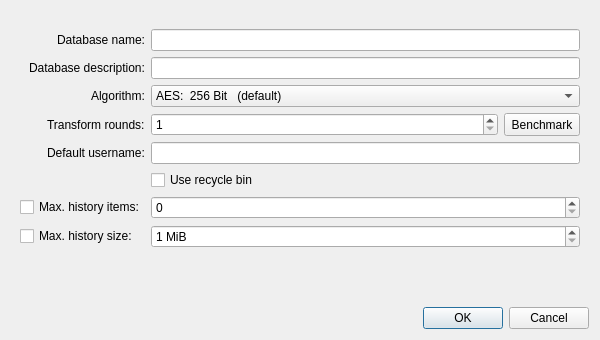
Before: the Qt Designer form src/gui/DatabaseSettingsWidget.ui in iluminat23/keepassxc-debian, drawn with Qt 5.
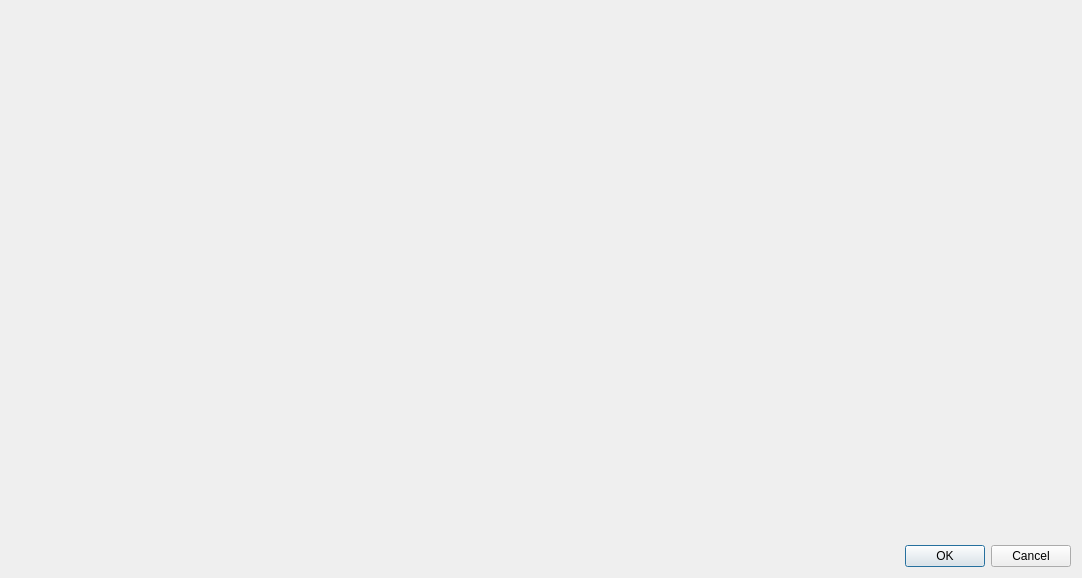
After: the same form once the commit is applied. Custom widgets are drawn as their Qt base class.

The edit to the form file:
```diff
--- a/src/gui/DatabaseSettingsWidget.ui
+++ b/src/gui/DatabaseSettingsWidget.ui
@@ -6,263 +6,46 @@
    <rect>
     <x>0</x>
     <y>0</y>
-    <width>600</width>
-    <height>340</height>
+    <width>1082</width>
+    <height>578</height>
    </rect>
   </property>
-  <layout class="QVBoxLayout" name="verticalLayout" stretch="1,2,5,1">
+  <layout class="QVBoxLayout" name="verticalLayout" stretch="0,0">
    <item>
-    <spacer name="verticalSpacer_2">
-     <property name="orientation">
-      <enum>Qt::Vertical</enum>
-     </property>
-     <property name="sizeHint" stdset="0">
-      <size>
-       <width>0</width>
-       <height>0</height>
-      </size>
-     </property>
-    </spacer>
-   </item>
-   <item>
-    <layout class="QHBoxLayout" name="horizontalLayout_5" stretch="0,1,0">
+    <layout class="QHBoxLayout" name="horizontalLayout_2" stretch="0,1">
      <item>
-      <spacer name="horizontalSpacer">
-       <property name="orientation">
-        <enum>Qt::Horizontal</enum>
-       </property>
-       <property name="sizeHint" stdset="0">
-        <size>
-         <width>0</width>
-         <height>0</height>
-        </size>
-       </property>
-      </spacer>
+      <widget class="CategoryListWidget" name="categoryList" native="true"/>
      </item>
      <item>
-      <widget class="QWidget" name="widget" native="true">
-       <property name="maximumSize">
-        <size>
-         <width>800</width>
-         <height>16777215</height>
-        </size>
+      <widget class="QStackedWidget" name="stackedWidget">
+       <property name="currentIndex">
+        <number>-1</number>
        </property>
-       <layout class="QGridLayout" name="gridLayout">
-        <item row="3" column="2">
-         <layout class="QHBoxLayout" name="horizontalLayout_3">
-          <item>
-           <widget class="QSpinBox" name="transformRoundsSpinBox">
-            <property name="sizePolicy">
-             <sizepolicy hsizetype="Expanding" vsizetype="Fixed">
-              <horstretch>0</horstretch>
-              <verstretch>0</verstretch>
-             </sizepolicy>
-            </property>
-            <property name="minimum">
-             <number>1</number>
-            </property>
-            <property name="maximum">
-             <number>1000000000</number>
-            </property>
-           </widget>
-          </item>
-          <item>
-           <widget class="QToolButton" name="transformBenchmarkButton">
-            <property name="sizePolicy">
-             <sizepolicy hsizetype="Fixed" vsizetype="MinimumExpanding">
-              <horstretch>0</horstretch>
-              <verstretch>0</verstretch>
-             </sizepolicy>
-            </property>
-            <property name="minimumSize">
-             <size>
-              <width>25</width>
-              <height>0</height>
-             </size>
-            </property>
-            <property name="text">
-             <string>Benchmark</string>
-            </property>
-           </widget>
-          </item>
-         </layout>
-        </item>
-        <item row="0" column="1" alignment="Qt::AlignRight">
-         <widget class="QLabel" name="dbNameLabel">
-          <property name="text">
-           <string>Database name:</string>
-          </property>
-         </widget>
-        </item>
-        <item row="7" column="1">
-         <widget class="QCheckBox" name="historyMaxSizeCheckBox">
-          <property name="text">
-           <string>Max. history size:</string>
-          </property>
-         </widget>
-        </item>
-        <item row="3" column="1" alignment="Qt::AlignRight">
-         <widget class="QLabel" name="transformRoundsLabel">
-          <property name="text">
-           <string>Transform rounds:</string>
-          </property>
-         </widget>
-        </item>
-        <item row="6" column="1">
-         <widget class="QCheckBox" name="historyMaxItemsCheckBox">
-          <property name="text">
-           <string>Max. history items:</string>
-          </property>
-         </widget>
-        </item>
-        <item row="0" column="2">
-         <widget class="QLineEdit" name="dbNameEdit"/>
-        </item>
-        <item row="6" column="2">
-         <layout class="QHBoxLayout" name="horizontalLayout_2">
-          <item>
-           <widget class="QSpinBox" name="historyMaxItemsSpinBox">
-            <property name="sizePolicy">
-             <sizepolicy hsizetype="Expanding" vsizetype="Fixed">
-              <horstretch>0</horstretch>
-              <verstretch>0</verstretch>
-             </sizepolicy>
-            </property>
-            <property name="maximum">
-             <number>2000000000</number>
-            </property>
-           </widget>
-          </item>
-         </layout>
-        </item>
-        <item row="4" column="1" alignment="Qt::AlignRight">
-         <widget class="QLabel" name="defaultUsernameLabel">
-          <property name="text">
-           <string>Default username:</string>
-          </property>
-         </widget>
-        </item>
-        <item row="1" column="2">
-         <widget class="QLineEdit" name="dbDescriptionEdit"/>
-        </item>
-        <item row="7" column="2">
-         <layout class="QHBoxLayout" name="horizontalLayout">
-          <item>
-           <widget class="QSpinBox" name="historyMaxSizeSpinBox">
-            <property name="sizePolicy">
-             <sizepolicy hsizetype="Expanding" vsizetype="Fixed">
-              <horstretch>0</horstretch>
-              <verstretch>0</verstretch>
-             </sizepolicy>
-            </property>
-            <property name="suffix">
-             <string> MiB</string>
-            </property>
-            <property name="minimum">
-             <number>1</number>
-            </property>
-            <property name="maximum">
-             <number>2000000000</number>
-            </property>
-           </widget>
-          </item>
-         </layout>
-        </item>
-        <item row="5" column="2">
-         <widget class="QCheckBox" name="recycleBinEnabledCheckBox">
-          <property name="text">
-           <string>Use recycle bin</string>
-          </property>
-         </widget>
-        </item>
-        <item row="4" column="2">
-         <widget class="QLineEdit" name="defaultUsernameEdit">
-          <property name="enabled">
-           <bool>true</bool>
-          </property>
-         </widget>
-        </item>
-        <item row="1" column="1" alignment="Qt::AlignRight">
-         <widget class="QLabel" name="dbDescriptionLabel">
-          <property name="text">
-           <string>Database description:</string>
-          </property>
-         </widget>
-        </item>
-        <item row="2" column="2">
-         <widget class="QComboBox" name="AlgorithmComboBox">
-          <item>
-           <property name="text">
-            <string>AES:  256 Bit   (default)</string>
-           </property>
-          </item>
-          <item>
-           <property name="text">
-            <string>Twofish:  256 Bit</string>
-           </property>
-          </item>
-         </widget>
-        </item>
-        <item row="2" column="1" alignment="Qt::AlignRight">
-         <widget class="QLabel" name="AlgorithmLabel">
-          <property name="text">
-           <string>Algorithm:</string>
-          </property>
-         </widget>
-        </item>
-       </layout>
       </widget>
      </item>
+    </layout>
+   </item>
+   <item>
+    <layout class="QHBoxLayout" name="horizontalLayout">
      <item>
-      <spacer name="horizontalSpacer_2">
-       <property name="orientation">
-        <enum>Qt::Horizontal</enum>
+      <widget class="QDialogButtonBox" name="buttonBox">
+       <property name="standardButtons">
+        <set>QDialogButtonBox::Cancel|QDialogButtonBox::Ok</set>
        </property>
-       <property name="sizeHint" stdset="0">
-        <size>
-         <width>0</width>
-         <height>0</height>
-        </size>
-       </property>
-      </spacer>
+      </widget>
      </item>
     </layout>
    </item>
-   <item>
-    <spacer name="verticalSpacer">
-     <property name="orientation">
-      <enum>Qt::Vertical</enum>
-     </property>
-     <property name="sizeHint" stdset="0">
-      <size>
-       <width>20</width>
-       <height>40</height>
-      </size>
-     </property>
-    </spacer>
-   </item>
-   <item>
-    <widget class="QDialogButtonBox" name="buttonBox">
-     <property name="standardButtons">
-      <set>QDialogButtonBox::Cancel|QDialogButtonBox::Ok</set>
-     </property>
-    </widget>
-   </item>
   </layout>
  </widget>
- <tabstops>
-  <tabstop>dbNameEdit</tabstop>
-  <tabstop>dbDescriptionEdit</tabstop>
-  <tabstop>transformRoundsSpinBox</tabstop>
-  <tabstop>transformBenchmarkButton</tabstop>
-  <tabstop>defaultUsernameEdit</tabstop>
-  <tabstop>recycleBinEnabledCheckBox</tabstop>
-  <tabstop>historyMaxItemsCheckBox</tabstop>
-  <tabstop>historyMaxItemsSpinBox</tabstop>
-  <tabstop>historyMaxSizeCheckBox</tabstop>
-  <tabstop>historyMaxSizeSpinBox</tabstop>
-  <tabstop>buttonBox</tabstop>
- </tabstops>
+ <customwidgets>
+  <customwidget>
+   <class>CategoryListWidget</class>
+   <extends>QWidget</extends>
+   <header>gui/CategoryListWidget.h</header>
+   <container>1</container>
+  </customwidget>
+ </customwidgets>
  <resources/>
  <connections/>
 </ui>
```
